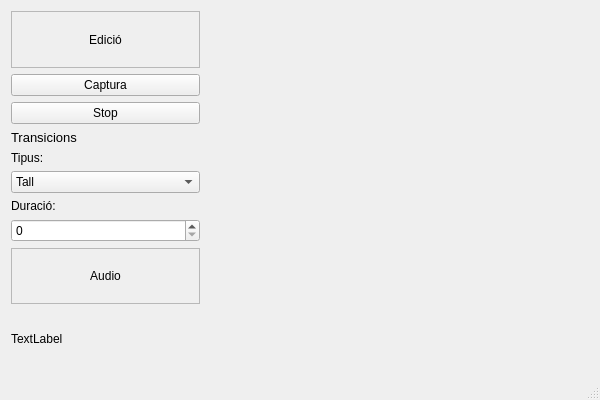
The window that mainwindow.ui (acamara/videoview) describes before a commit, drawn with Qt 5.
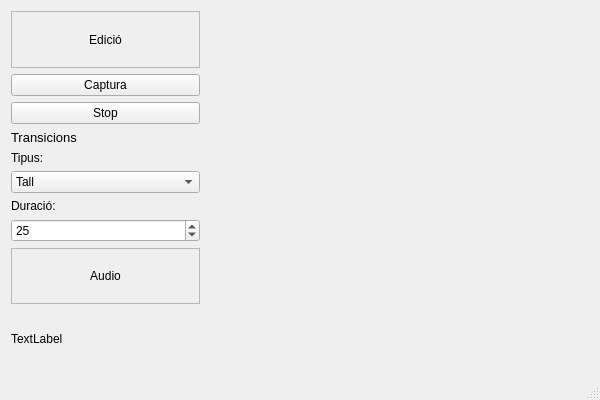
The same window after the commit.

Patch:
```diff
--- a/mainwindow.ui
+++ b/mainwindow.ui
@@ -130,7 +130,17 @@
          </widget>
         </item>
         <item>
-         <widget class="QSpinBox" name="spinBox"/>
+         <widget class="QSpinBox" name="spinBox">
+          <property name="minimum">
+           <number>10</number>
+          </property>
+          <property name="maximum">
+           <number>75</number>
+          </property>
+          <property name="value">
+           <number>25</number>
+          </property>
+         </widget>
         </item>
        </layout>
       </item>
```
